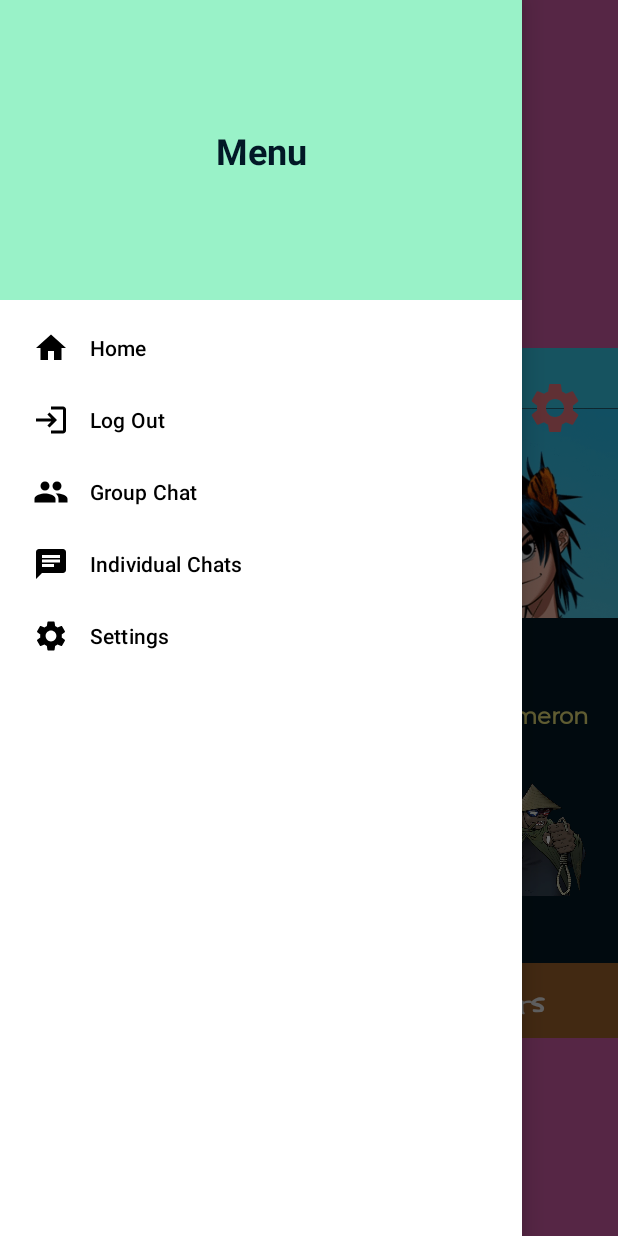
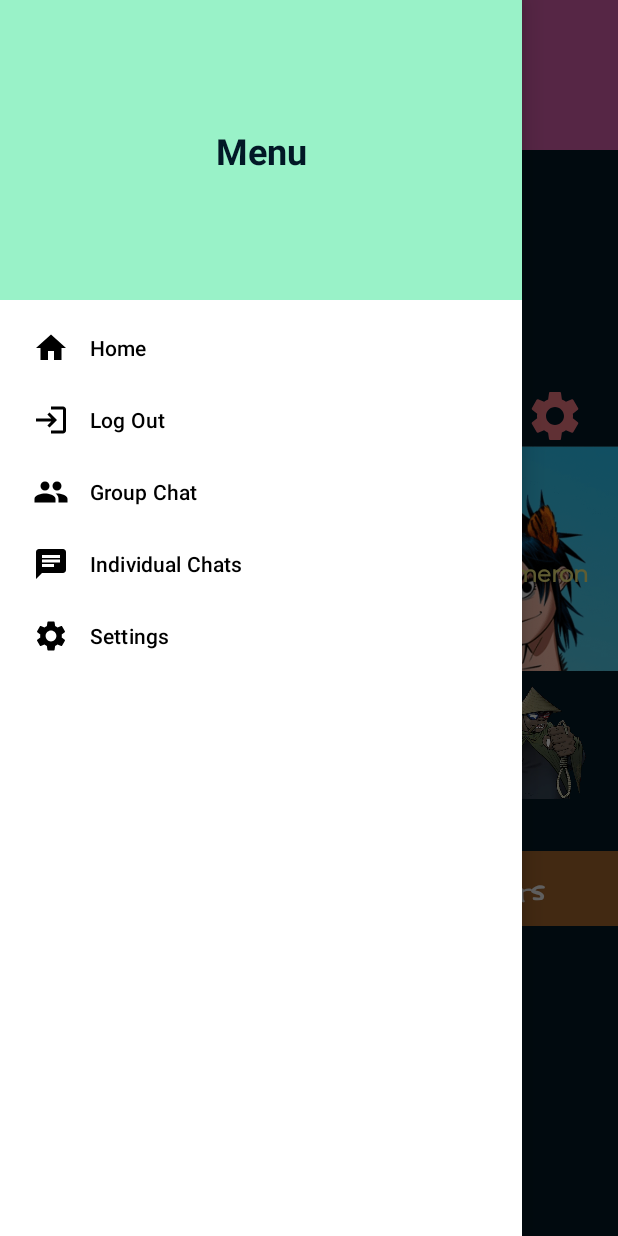
Before and after one commit to Jeandre-jpg/Poggerz, an Android app: the fragment IndividualsFragment placed in its activity, with the side drawer open, on a phone screen of 412 x 824 dp. Run offline under Robolectric (Android 15) with nearby library versions, the phone set to English and light mode, and no system bars.

Commit message:
Layout Changes

```diff
--- a/app/src/main/res/layout/activity_main.xml
+++ b/app/src/main/res/layout/activity_main.xml
@@ -5,7 +5,7 @@
     android:layout_width="match_parent"
     android:layout_height="match_parent"
     android:orientation="vertical"
-    android:background="@color/pink"
+    android:background="@color/own_black"
     android:id="@+id/drawerLayout"
     tools:context=".MainActivity">
 
--- a/app/src/main/res/layout/fragment_individuals.xml
+++ b/app/src/main/res/layout/fragment_individuals.xml
@@ -3,13 +3,14 @@
     xmlns:tools="http://schemas.android.com/tools"
     android:layout_width="match_parent"
     android:layout_height="match_parent"
-    android:background="@color/blue"
+    android:background="@color/own_black"
     tools:context="com.example.poggerz.fragments.IndividualsFragment">
+
+
 
     <Button
         android:layout_width="40dp"
         android:layout_height="40dp"
-        android:layout_marginTop="20dp"
         android:layout_marginLeft="20dp"
         android:padding="30dp"
         android:backgroundTint="@color/own_black"
@@ -18,7 +19,6 @@
     <Button
         android:layout_width="40dp"
         android:layout_height="40dp"
-        android:layout_marginTop="20dp"
         android:layout_marginLeft="350dp"
         android:padding="30dp"
         android:backgroundTint="@color/own_black"
@@ -36,40 +36,20 @@
 
     </LinearLayout>
 
-
-
-    <LinearLayout
-        android:layout_width="match_parent"
-        android:layout_height="match_parent"
-        android:layout_gravity="center"
-        android:layout_marginTop="120dp"
-        android:background="@color/own_black"
-        android:gravity="center"
-        android:padding="30dp">
-
-        <TextView
-            android:id="@+id/textView2"
-            android:layout_width="147dp"
-            android:layout_height="wrap_content"
-            android:layout_marginTop="-250dp"
-            android:layout_weight="1"
-            android:fontFamily="@font/gorillaz_1"
-            android:gravity="center"
-            android:text="Chat with friends!"
-            android:textColor="@color/army_green"
-            android:textSize="50sp"
-            android:textStyle="bold" />
-
-
-
-    </LinearLayout>
+<!--    <LinearLayout-->
+<!--        android:layout_width="match_parent"-->
+<!--        android:layout_height="100dp"-->
+<!--        android:layout_marginTop="200dp"-->
+<!--        android:orientation="horizontal"-->
+<!--        android:gravity="center"-->
+<!--        android:layout_gravity="center_horizontal">-->
 
     <ImageView
         android:id="@+id/imageView1"
         android:layout_width="75dp"
         android:layout_height="75dp"
         android:layout_marginLeft="20dp"
-        android:layout_marginTop="290dp"
+        android:layout_marginTop="200dp"
         android:src="@drawable/icon_2d_third" />
     <TextView
         android:id="@+id/textView3"
@@ -80,7 +60,7 @@
         android:layout_weight="1"
         android:fontFamily="@font/montserrat_regular"
         android:gravity="center"
-        android:layout_marginTop="15dp"
+        android:layout_marginTop="-80dp"
         android:textStyle="bold"
         android:text="Johhny"
         android:textColor="@color/yellow"
@@ -90,7 +70,7 @@
         android:layout_width="75dp"
         android:layout_height="75dp"
         android:layout_marginLeft="120dp"
-        android:layout_marginTop="290dp"
+        android:layout_marginTop="200dp"
         android:src="@drawable/icon_murdoc_first" />
     <TextView
         android:id="@+id/textView4"
@@ -101,7 +81,7 @@
         android:layout_weight="1"
         android:fontFamily="@font/montserrat_regular"
         android:gravity="center"
-        android:layout_marginTop="15dp"
+        android:layout_marginTop="-80dp"
         android:textStyle="bold"
         android:text="Jane"
         android:textColor="@color/yellow"
@@ -111,7 +91,7 @@
         android:layout_width="75dp"
         android:layout_height="75dp"
         android:layout_marginLeft="220dp"
-        android:layout_marginTop="290dp"
+        android:layout_marginTop="200dp"
         android:src="@drawable/icon_noodle_first" />
     <TextView
         android:id="@+id/textView5"
@@ -122,7 +102,7 @@
         android:layout_weight="1"
         android:fontFamily="@font/montserrat_regular"
         android:gravity="center"
-        android:layout_marginTop="15dp"
+        android:layout_marginTop="-80dp"
         android:textStyle="bold"
         android:text="Emily"
         android:textColor="@color/yellow"
@@ -132,7 +112,7 @@
         android:layout_width="75dp"
         android:layout_height="75dp"
         android:layout_marginLeft="320dp"
-        android:layout_marginTop="290dp"
+        android:layout_marginTop="200dp"
         android:src="@drawable/icon_russel_first" />
     <TextView
         android:id="@+id/textView6"
@@ -143,11 +123,13 @@
         android:layout_weight="1"
         android:fontFamily="@font/montserrat_regular"
         android:gravity="center"
-        android:layout_marginTop="15dp"
+        android:layout_marginTop="-80dp"
         android:textStyle="bold"
         android:text="Kameron"
         android:textColor="@color/yellow"
         android:textSize="15dp" />
+
+<!--    </LinearLayout>-->
 
     <LinearLayout
         android:id="@+id/ll_tab"
@@ -156,7 +138,7 @@
         android:layout_height="50dp"
         android:orientation="horizontal"
         android:gravity="center"
-        android:layout_marginTop="410dp"
+        android:layout_marginTop="310dp"
         app:layout_constraintEnd_toEndOf="parent"
         app:layout_constraintStart_toStartOf="parent"
         app:layout_constraintTop_toTopOf="parent">
@@ -193,10 +175,10 @@
     <FrameLayout
         android:id="@+id/fl_fragment"
         android:layout_width="match_parent"
-        android:layout_height="0dp"
+        android:layout_height="match_parent"
         android:background="@color/blue"
         android:layout_marginStart="10dp"
-        android:layout_marginTop="10dp"
+        android:layout_marginTop="380dp"
         android:layout_marginEnd="10dp"
         android:layout_marginBottom="30dp"
         app:layout_constraintBottom_toBottomOf="parent"
@@ -204,4 +186,5 @@
         app:layout_constraintStart_toStartOf="parent"
         app:layout_constraintTop_toBottomOf="@+id/ll_tab" />
 
+
 </FrameLayout>
```
Also changed, not shown: app/src/main/res/layout/fragment_groups.xml (+4 -32 lines), app/src/main/java/com/example/poggerz/MainActivity.kt (line endings or trailing spaces).
